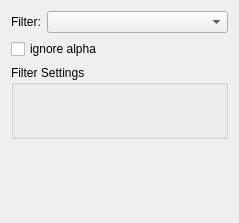
The window that krita/plugins/paintops/libpaintop/forms/wdgfilteroption.ui (KDE/krita) describes before a commit, drawn with Qt 5.
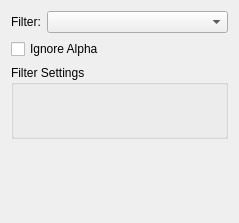
The same window after the commit. Custom widgets are drawn as their Qt base class.

What changed in the file:
```diff
--- a/krita/plugins/paintops/libpaintop/forms/wdgfilteroption.ui
+++ b/krita/plugins/paintops/libpaintop/forms/wdgfilteroption.ui
@@ -37,7 +37,7 @@
      <item>
       <widget class="QCheckBox" name="checkBoxIgnoreAlpha">
        <property name="text">
-        <string>ignore alpha</string>
+        <string>Ignore Alpha</string>
        </property>
       </widget>
      </item>
```
